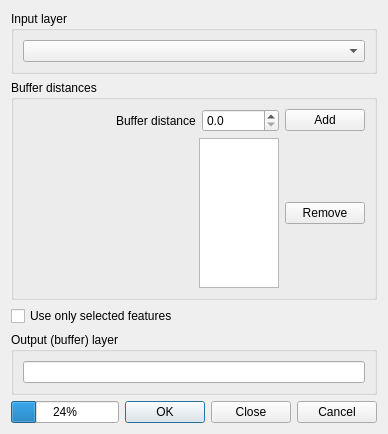
First picture: the form in ui_multidistancebuffer.ui, repository havatv/qgismultidistancebufferplugin, before the edit.
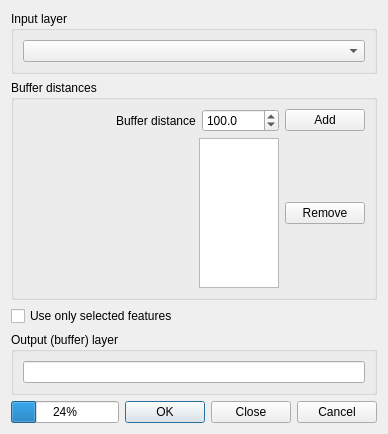
Second picture: the form after the edit.

Commit message: Changed initial buffer size value in UI

Diff of the .ui file:
```diff
--- a/ui_multidistancebuffer.ui
+++ b/ui_multidistancebuffer.ui
@@ -69,6 +69,9 @@
           <property name="maximum">
            <double>999999999.000000000000000</double>
           </property>
+          <property name="value">
+           <double>100.000000000000000</double>
+          </property>
          </widget>
         </item>
         <item>
```
Left out of the diff: 2 changed lines with no effect on the pictures.
